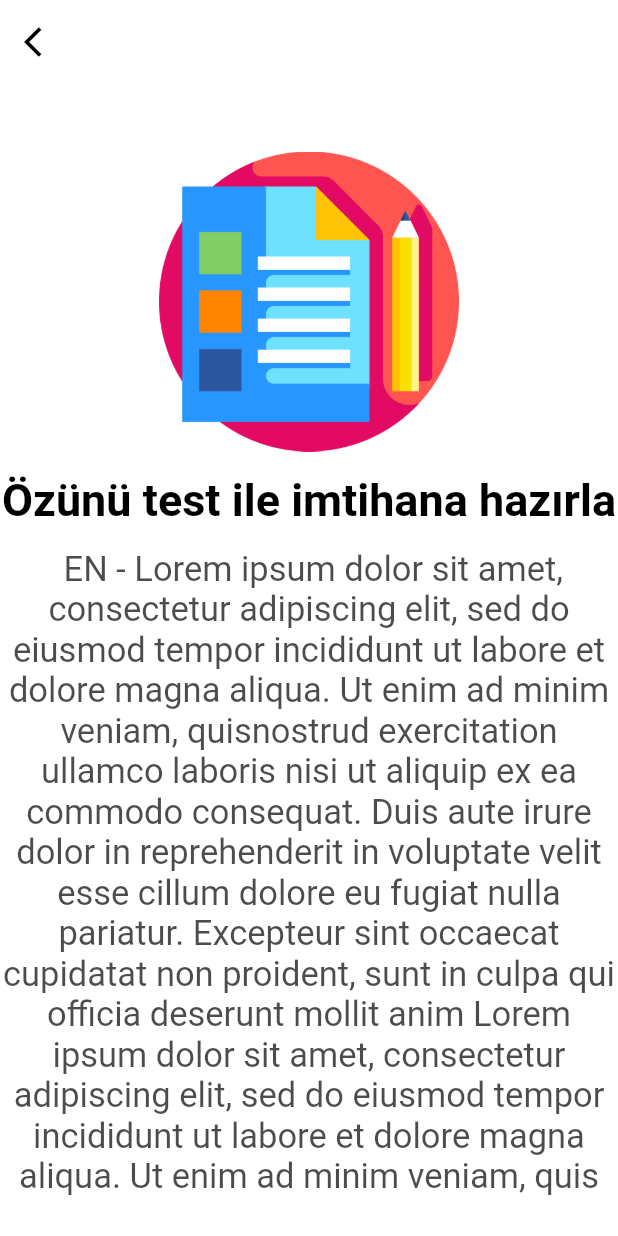
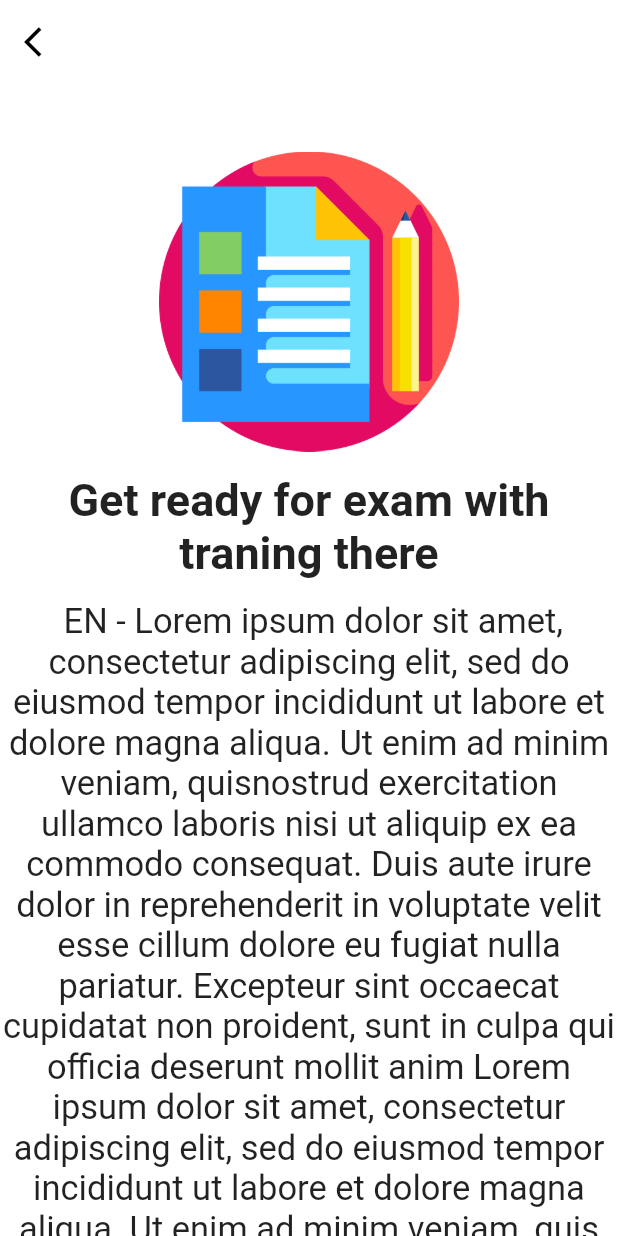
Before and after one commit to theiskaa/DevEx, a Flutter app: the TestInfo screen opened directly, on a phone screen of 412 x 824 dp. Run offline on Flutter 3.47's test engine with Material 2 defaults, Android fonts, the phone set to English and light mode, and no system bars; our stand-ins replace bloc, cached_network_image, cloud_firestore, equatable, firebase_auth, firebase_core and 10 more; missing offline and left inert: flutter_button; accounts and stored records are empty.

Commit message:
Dark theme support implemented to traning screens

```diff
--- a/assets/languages/en.json
+++ b/assets/languages/en.json
@@ -83,7 +83,7 @@
   "category.searchByIndex": "Seach question by index id",
   "category.customs": "Custom categories",
   "category.1": "General",
-  "test.info.title": "Özünü test ile imtihana hazırla",
+  "test.info.title": "Get ready for exam with traning there",
   "test.info": " EN - Lorem ipsum dolor sit amet, consectetur adipiscing elit, sed do eiusmod tempor incididunt ut labore et dolore magna aliqua. Ut enim ad minim veniam, quisnostrud exercitation ullamco laboris nisi ut aliquip ex ea commodo consequat. Duis aute irure dolor in reprehenderit in voluptate velit esse cillum dolore eu fugiat nulla pariatur. Excepteur sint occaecat cupidatat non proident, sunt in culpa qui officia deserunt mollit anim Lorem ipsum dolor sit amet, consectetur adipiscing elit, sed do eiusmod tempor incididunt ut labore et dolore magna aliqua. Ut enim ad minim veniam, quis ",
   "test.act.forward": "Next",
   "test.act.createBack": "Create and Exit",
--- a/lib/view/screens/home/exam/views/exam_review.dart
+++ b/lib/view/screens/home/exam/views/exam_review.dart
@@ -256,7 +256,9 @@ class _ExamReviewState extends DevExamState<ExamReview> {
       elevation: 0,
       centerTitle: false,
       title: Text(
-        "$currentQuestionIndex/$allQuestionsLenght",
+        allQuestionsLenght > 1
+            ? "$currentQuestionIndex/$allQuestionsLenght"
+            : "",
         style: TextStyle(fontSize: 20),
       ),
       leading: OpacityButton(
--- a/lib/view/screens/home/training/view/custom/custom_categories.dart
+++ b/lib/view/screens/home/training/view/custom/custom_categories.dart
@@ -323,10 +323,7 @@ class _CustomTestCategoriesState extends DevExamState<CustomTestCategories> {
     return AlertDialog(
       backgroundColor: devExam.theme.darkTestPurple.withOpacity(.9),
       shape: RoundedRectangleBorder(
-        borderRadius: BorderRadius.only(
-          topLeft: Radius.circular(30),
-          bottomRight: Radius.circular(30),
-        ),
+        borderRadius: BorderRadius.circular(20),
         side: BorderSide(color: Colors.white),
       ),
       title: Text(title, style: TextStyle(color: Colors.white)),
--- a/lib/view/screens/home/training/view/test_info.dart
+++ b/lib/view/screens/home/training/view/test_info.dart
@@ -1,5 +1,7 @@
+import 'package:devexam/core/blocs/theme/theme_bloc.dart';
 import 'package:flutter/material.dart';
 import 'package:flutter/services.dart';
+import 'package:flutter_bloc/flutter_bloc.dart';
 
 import '../../../../widgets/components/widgets.dart';
 
@@ -16,7 +18,10 @@ class TestInfo extends DevExamStatelessWidget {
     );
     //
     return Scaffold(
-      backgroundColor: Colors.white.withOpacity(.8),
+      backgroundColor: BlocProvider.of<ThemeBloc>(context).state.themeData ==
+              devExam.theme.dark
+          ? devExam.theme.dark.scaffoldBackgroundColor.withOpacity(.8)
+          : Colors.white.withOpacity(.8),
       appBar: buildAppBar(context),
       body: buildBody(context, info),
     );
@@ -45,7 +50,6 @@ class TestInfo extends DevExamStatelessWidget {
       textAlign: TextAlign.center,
       style: TextStyle(
         fontSize: 23,
-        color: Colors.black.withOpacity(.7),
       ),
     );
   }
@@ -56,7 +60,6 @@ class TestInfo extends DevExamStatelessWidget {
       textAlign: TextAlign.center,
       style: TextStyle(
         fontSize: 30,
-        color: Colors.black,
         fontWeight: FontWeight.bold,
       ),
     );
@@ -66,13 +69,13 @@ class TestInfo extends DevExamStatelessWidget {
     return AppBar(
       elevation: 0,
       leading: IconButton(
-        icon: Icon(
-          Icons.arrow_back_ios,
-          color: Colors.black,
-        ),
+        icon: Icon(Icons.arrow_back_ios),
         onPressed: () => Navigator.pop(context),
       ),
-      backgroundColor: Colors.white.withOpacity(.7),
+      backgroundColor: BlocProvider.of<ThemeBloc>(context).state.themeData ==
+              devExam.theme.dark
+          ? devExam.theme.dark.scaffoldBackgroundColor.withOpacity(.8)
+          : Colors.white.withOpacity(.8),
     );
   }
 }
```
Also changed, not shown: lib/core/utils/ui.dart (+6 -1 lines), lib/view/screens/home/training/view/custom/custom_category_test.dart (+24 -20 lines), lib/view/screens/home/training/view/test_splash.dart (+24 -8 lines), lib/view/screens/home/training/view/training.dart (+34 -22 lines), lib/view/widgets/test-exam/search_question_drowdown.dart (+8 -3 lines).
